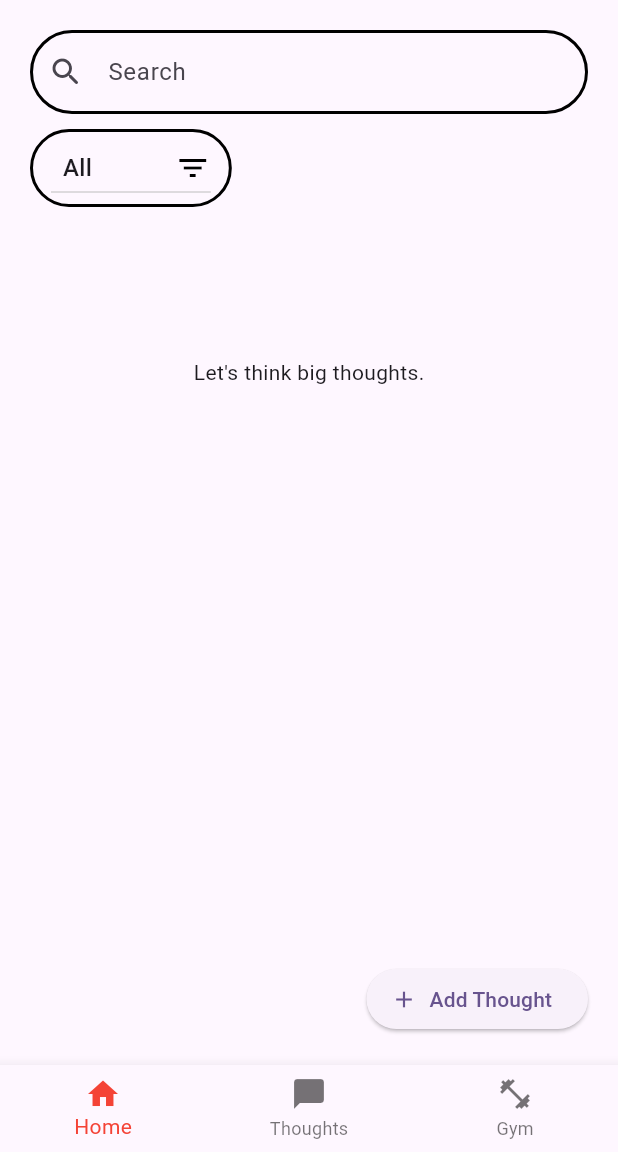
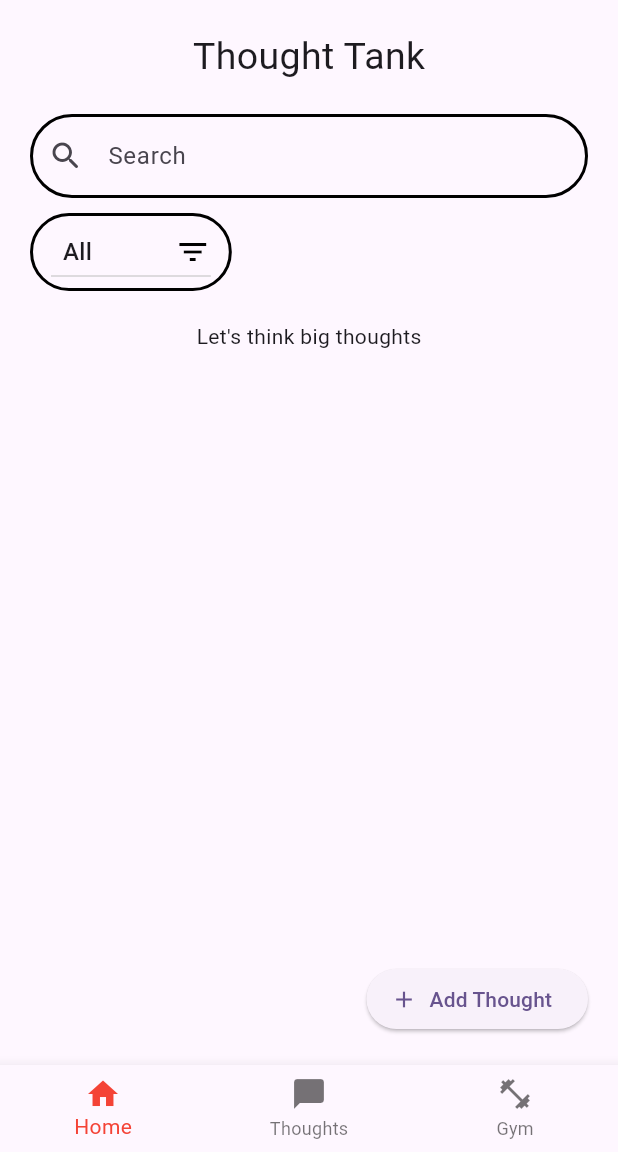
Before and after one commit to acm-uic/student-task-manager-sig-mobile-dev, a Flutter app: the ThoughtsPage screen opened by its route, on a phone screen of 412 x 824 dp, the part 84-1236 px from its top. Run offline on Flutter 3.47's test engine with Material 3 defaults, Android fonts, the light colour scheme and no system bars; our stand-ins replace get.

Commit message:
add title

```diff
--- a/lib/screens/thoughts.dart
+++ b/lib/screens/thoughts.dart
@@ -11,18 +11,6 @@
 
 class ThoughtsPageState extends State<ThoughtsPage> {
   String tag = '';
-  List<Thought> thoughts = [];
-  List<Thought> get filteredThoughts {
-    return tag.isEmpty
-        ? thoughts
-        : thoughts.where((thought) => thought.tag == tag).toList()
-      ..sort((a, b) => a.content.compareTo(b.content));
-  }
-
-  void thoughtCategory() {
-    // Add functionality here, such as navigating or filtering thoughts
-    print("Category filter tapped");
-  }
 
   void addThought() {
     // TODO: create a popup screen for adding new thought
@@ -40,12 +28,15 @@
       ),
       body: Padding(
         padding: const EdgeInsets.all(20.0),
-        child: Stack(
+        child: Column(
           children: [
-            SingleChildScrollView(
-              child: Column(
-                mainAxisAlignment: MainAxisAlignment.spaceBetween,
-                children: <Widget>[
+            const Text(
+              'Thought Tank',
+              style: TextStyle(
+                fontSize: 25,
+              ),
+            ),
+            const SizedBox(height: 20),
             TextField(
               decoration: InputDecoration(
                 hintText: 'Search',
@@ -82,14 +73,18 @@
                       },
                     ),
                 )),
-                  const SizedBox(height: 100),
-                  const Align(
-                    alignment: Alignment.center,
-                    child: Text("Let's think big thoughts."),
-                  ),
-                ],
+                const SizedBox(height: 20),
+            Expanded(
+              child: SingleChildScrollView(
+                child: Column(
+                  crossAxisAlignment: CrossAxisAlignment.start,
+                  children: [
+                    Text('Let\'s think big thoughts'),
+                  ]
+                )
               ),
             ),
+            const SizedBox(height: 10),
             Align(
               alignment: Alignment.bottomRight,
               child: ElevatedButton.icon(
@@ -97,7 +92,7 @@
                 icon: const Icon(Icons.add),
                 label: const Text('Add Thought'),
               ),
-            )
+            ),
           ],
         ),
       ),
```
Lines whose indentation alone changed are shown as unchanged.
